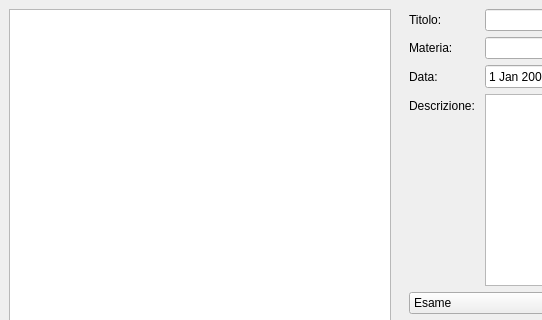
First picture: the form in Lista/mainwindow.ui, repository Estintore-rosso/CalendarioPAO, before the edit; both pictures show x 0 to 542 and y 0 to 320 of the 800 by 600 pixel window.
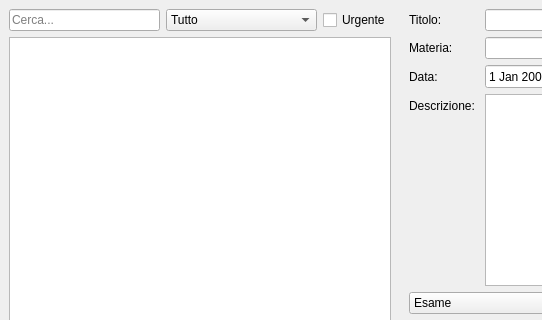
Second picture: the form after the edit.

```diff
--- a/Lista/mainwindow.ui
+++ b/Lista/mainwindow.ui
@@ -35,6 +35,48 @@
       <item>
        <widget class="QWidget" name="widget" native="true">
         <layout class="QVBoxLayout" name="verticalLayout">
+         <item>
+          <layout class="QHBoxLayout" name="horizontalLayout_10" stretch="1,1,0">
+           <item>
+            <widget class="QLineEdit" name="editRicerca">
+             <property name="placeholderText">
+              <string>Cerca...</string>
+             </property>
+            </widget>
+           </item>
+           <item>
+            <widget class="QComboBox" name="comboFiltroTipo">
+             <item>
+              <property name="text">
+               <string>Tutto</string>
+              </property>
+             </item>
+             <item>
+              <property name="text">
+               <string>Esami</string>
+              </property>
+             </item>
+             <item>
+              <property name="text">
+               <string>Progetti</string>
+              </property>
+             </item>
+             <item>
+              <property name="text">
+               <string>Eventi</string>
+              </property>
+             </item>
+            </widget>
+           </item>
+           <item>
+            <widget class="QCheckBox" name="checkFiltroUrgente">
+             <property name="text">
+              <string>Urgente</string>
+             </property>
+            </widget>
+           </item>
+          </layout>
+         </item>
          <item>
           <widget class="QListWidget" name="listaAttivita"/>
          </item>
```
